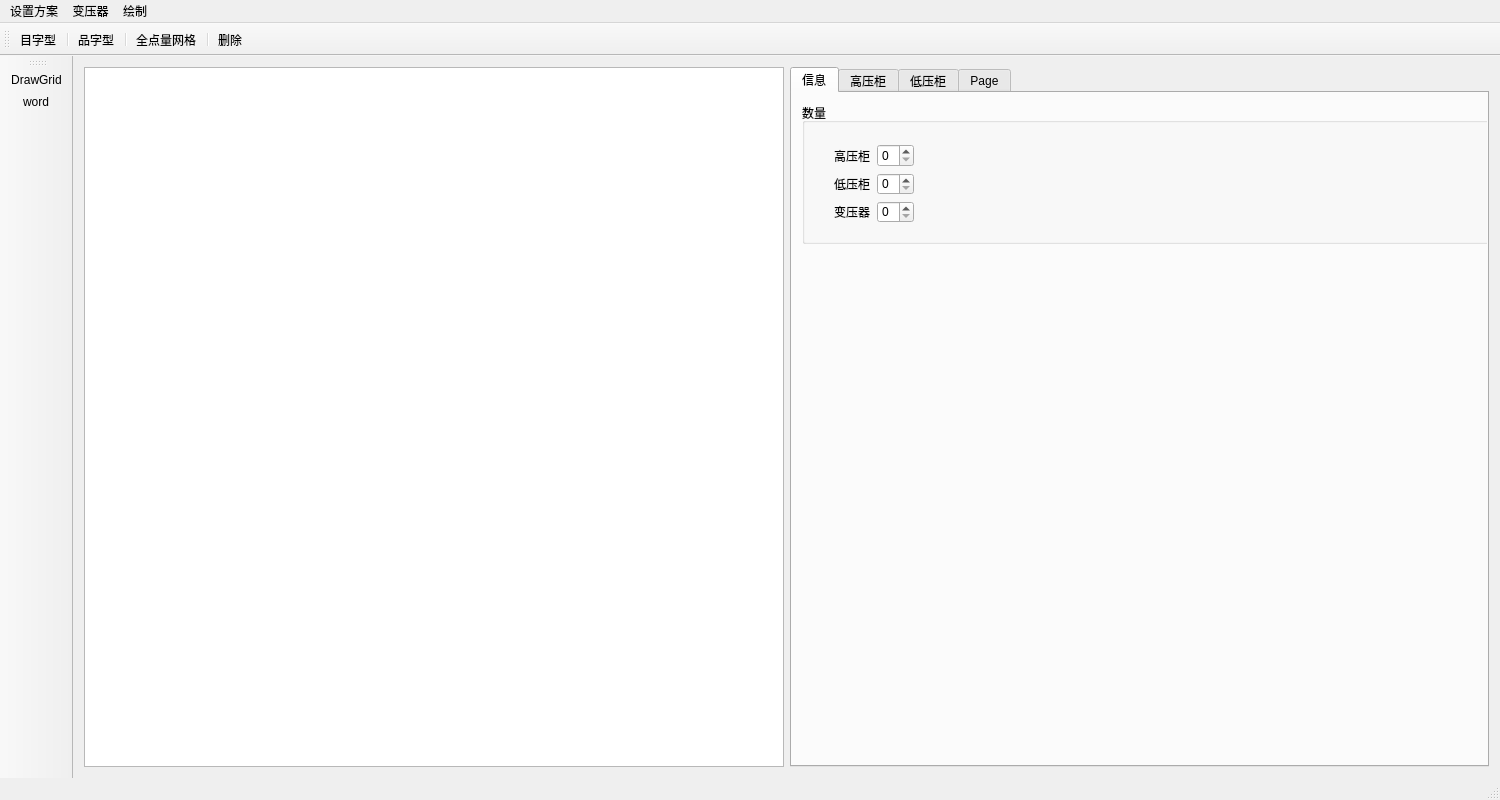
This is mainwindow.ui in mengtianwxs/cxbs as Qt 5 draws it before an edit. The edited form follows.
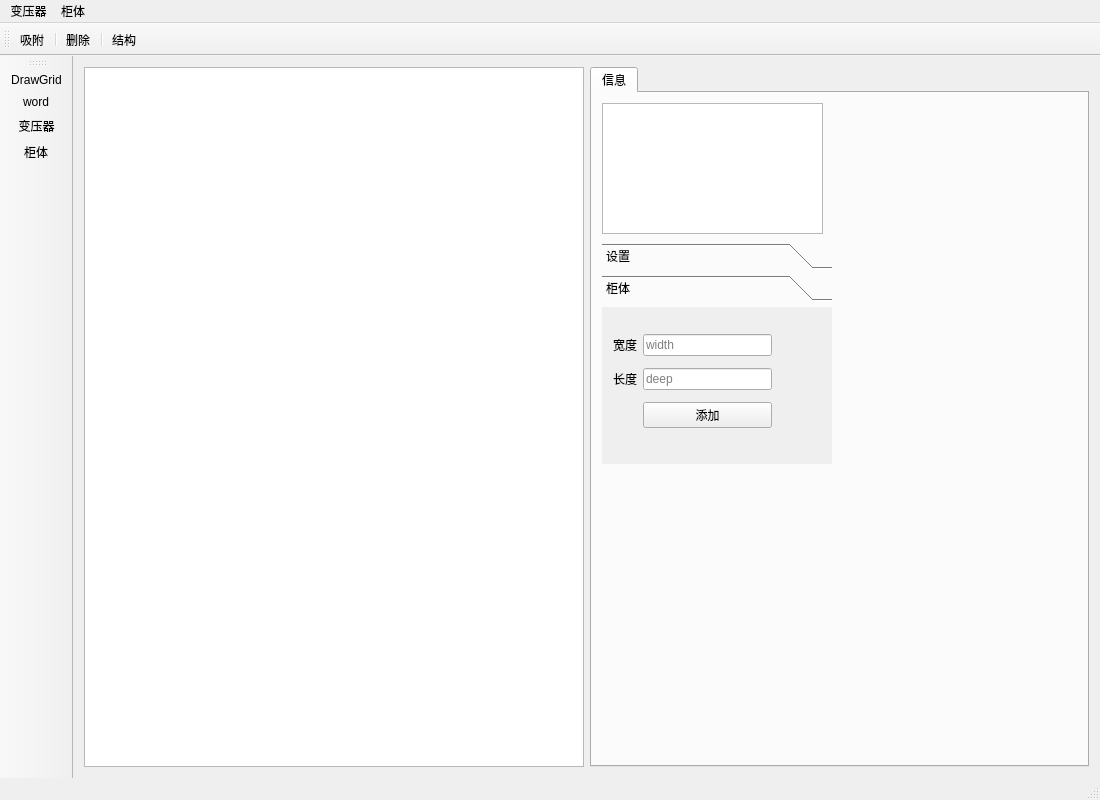
This is the edited form. The open tabs and pages were chosen to show the change. Icons and pictures are not drawn. Custom widgets are drawn as their Qt base class.

Patch:
```diff
--- a/mainwindow.ui
+++ b/mainwindow.ui
@@ -6,7 +6,7 @@
    <rect>
     <x>0</x>
     <y>0</y>
-    <width>1500</width>
+    <width>1100</width>
     <height>800</height>
    </rect>
   </property>
@@ -21,89 +21,148 @@
     <item>
      <widget class="QTabWidget" name="tabWidget">
       <property name="currentIndex">
-       <number>3</number>
+       <number>0</number>
       </property>
       <widget class="QWidget" name="tab">
        <attribute name="title">
         <string>信息</string>
        </attribute>
-       <widget class="QGroupBox" name="groupBox">
+       <widget class="QToolBox" name="toolBox">
+        <property name="geometry">
+         <rect>
+          <x>10</x>
+          <y>150</y>
+          <width>230</width>
+          <height>221</height>
+         </rect>
+        </property>
+        <property name="currentIndex">
+         <number>0</number>
+        </property>
+        <widget class="QWidget" name="page">
+         <property name="geometry">
+          <rect>
+           <x>0</x>
+           <y>0</y>
+           <width>230</width>
+           <height>169</height>
+          </rect>
+         </property>
+         <attribute name="label">
+          <string>设置</string>
+         </attribute>
+         <widget class="QCheckBox" name="cb_shu">
+          <property name="geometry">
+           <rect>
+            <x>90</x>
+            <y>10</y>
+            <width>29</width>
+            <height>16</height>
+           </rect>
+          </property>
+          <property name="text">
+           <string>|</string>
+          </property>
+         </widget>
+         <widget class="QCheckBox" name="cb_heng">
+          <property name="geometry">
+           <rect>
+            <x>55</x>
+            <y>10</y>
+            <width>29</width>
+            <height>16</height>
+           </rect>
+          </property>
+          <property name="text">
+           <string>-</string>
+          </property>
+         </widget>
+         <widget class="QLabel" name="label_2">
+          <property name="geometry">
+           <rect>
+            <x>1</x>
+            <y>10</y>
+            <width>48</width>
+            <height>16</height>
+           </rect>
+          </property>
+          <property name="text">
+           <string>优先级别</string>
+          </property>
+         </widget>
+        </widget>
+        <widget class="QWidget" name="page_2">
+         <property name="geometry">
+          <rect>
+           <x>0</x>
+           <y>0</y>
+           <width>230</width>
+           <height>169</height>
+          </rect>
+         </property>
+         <attribute name="label">
+          <string>柜体</string>
+         </attribute>
+         <widget class="QWidget" name="">
+          <property name="geometry">
+           <rect>
+            <x>0</x>
+            <y>10</y>
+            <width>181</width>
+            <height>131</height>
+           </rect>
+          </property>
+          <layout class="QGridLayout" name="gridLayout">
+           <item row="0" column="0">
+            <widget class="QLabel" name="label">
+             <property name="text">
+              <string>宽度</string>
+             </property>
+            </widget>
+           </item>
+           <item row="0" column="1">
+            <widget class="QLineEdit" name="lineEdit">
+             <property name="placeholderText">
+              <string>width</string>
+             </property>
+            </widget>
+           </item>
+           <item row="1" column="0">
+            <widget class="QLabel" name="label_3">
+             <property name="text">
+              <string>长度</string>
+             </property>
+            </widget>
+           </item>
+           <item row="1" column="1">
+            <widget class="QLineEdit" name="lineEdit_2">
+             <property name="placeholderText">
+              <string>deep</string>
+             </property>
+            </widget>
+           </item>
+           <item row="2" column="1">
+            <widget class="QPushButton" name="pushButton">
+             <property name="text">
+              <string>添加</string>
+             </property>
+            </widget>
+           </item>
+          </layout>
+         </widget>
+        </widget>
+       </widget>
+       <widget class="QTextEdit" name="textEdit">
         <property name="geometry">
          <rect>
           <x>10</x>
           <y>10</y>
-          <width>701</width>
-          <height>141</height>
+          <width>221</width>
+          <height>131</height>
          </rect>
         </property>
-        <property name="title">
-         <string>数量</string>
-        </property>
-        <property name="flat">
-         <bool>true</bool>
-        </property>
-        <property name="checkable">
-         <bool>false</bool>
-        </property>
-        <widget class="QWidget" name="layoutWidget">
-         <property name="geometry">
-          <rect>
-           <x>21</x>
-           <y>30</y>
-           <width>102</width>
-           <height>101</height>
-          </rect>
-         </property>
-         <layout class="QGridLayout" name="gridLayout">
-          <item row="0" column="0">
-           <widget class="QLabel" name="label">
-            <property name="text">
-             <string>高压柜</string>
-            </property>
-           </widget>
-          </item>
-          <item row="0" column="1">
-           <widget class="QSpinBox" name="spinBox"/>
-          </item>
-          <item row="1" column="0">
-           <widget class="QLabel" name="label_2">
-            <property name="text">
-             <string>低压柜</string>
-            </property>
-           </widget>
-          </item>
-          <item row="1" column="1">
-           <widget class="QSpinBox" name="spinBox_2"/>
-          </item>
-          <item row="2" column="0">
-           <widget class="QLabel" name="label_3">
-            <property name="text">
-             <string>变压器</string>
-            </property>
-           </widget>
-          </item>
-          <item row="2" column="1">
-           <widget class="QSpinBox" name="spinBox_3"/>
-          </item>
-         </layout>
-        </widget>
        </widget>
       </widget>
-      <widget class="QWidget" name="tab_2">
-       <attribute name="title">
-        <string>高压柜</string>
-       </attribute>
-      </widget>
-      <widget class="QWidget" name="tab_3">
-       <attribute name="title">
-        <string>低压柜</string>
-       </attribute>
-      </widget>
-      <widget class="QWidget" name="tab_4">
-       <attribute name="title">
-        <string>Page</string>
-       </attribute>
-      </widget>
      </widget>
     </item>
    </layout>
@@ -113,18 +172,10 @@
     <rect>
      <x>0</x>
      <y>0</y>
-     <width>1500</width>
-     <height>25</height>
+     <width>1100</width>
+     <height>23</height>
     </rect>
    </property>
-   <widget class="QMenu" name="menu">
-    <property name="title">
-     <string>设置方案</string>
-    </property>
-    <addaction name="separator"/>
-    <addaction name="action_pin"/>
-    <addaction name="action_mu"/>
-   </widget>
    <widget class="QMenu" name="menu_2">
     <property name="title">
      <string>变压器</string>
@@ -149,21 +200,15 @@
     <addaction name="actionS11_2000"/>
     <addaction name="actionS11_2500"/>
    </widget>
-   <widget class="QMenu" name="menu_5">
+   <widget class="QMenu" name="menu_3">
     <property name="title">
-     <string>绘制</string>
+     <string>柜体</string>
     </property>
-    <addaction name="action_caohuimenu"/>
-    <addaction name="separator"/>
-    <addaction name="actionborder"/>
-    <addaction name="separator"/>
-    <addaction name="action"/>
-    <addaction name="action90"/>
-    <addaction name="action90_2"/>
+    <addaction name="action750_900"/>
+    <addaction name="action900_1000"/>
    </widget>
-   <addaction name="menu"/>
    <addaction name="menu_2"/>
-   <addaction name="menu_5"/>
+   <addaction name="menu_3"/>
   </widget>
   <widget class="QToolBar" name="mainToolBar">
    <property name="toolButtonStyle">
@@ -175,13 +220,11 @@
    <attribute name="toolBarBreak">
     <bool>false</bool>
    </attribute>
-   <addaction name="actionsMuZiXing"/>
-   <addaction name="separator"/>
-   <addaction name="actionPinZiXing"/>
-   <addaction name="separator"/>
    <addaction name="actionXiFuGrid"/>
    <addaction name="separator"/>
    <addaction name="actionDeleteItem"/>
+   <addaction name="separator"/>
+   <addaction name="action_jiegou"/>
   </widget>
   <widget class="QStatusBar" name="statusBar"/>
   <widget class="QToolBar" name="toolBar">
@@ -199,26 +242,9 @@
    </attribute>
    <addaction name="actionDrawGrid"/>
    <addaction name="actionword"/>
+   <addaction name="actionbianyaqi"/>
+   <addaction name="actionguiti"/>
   </widget>
-  <action name="action_pin">
-   <property name="checkable">
-    <bool>true</bool>
-   </property>
-   <property name="text">
-    <string>品字型</string>
-   </property>
-   <property name="toolTip">
-    <string>品字型</string>
-   </property>
-  </action>
-  <action name="action_mu">
-   <property name="checkable">
-    <bool>true</bool>
-   </property>
-   <property name="text">
-    <string>目字型</string>
-   </property>
-  </action>
   <action name="actionS11_30">
    <property name="checkable">
     <bool>true</bool>
@@ -371,21 +397,12 @@
     <string>S11-2500</string>
    </property>
   </action>
-  <action name="action_caohuimenu">
+  <action name="action_jiegou">
    <property name="text">
-    <string>草绘</string>
-   </property>
-  </action>
-  <action name="actionsMuZiXing">
-   <property name="icon">
-    <iconset>
-     <normaloff>:/imgs/imgs/chinese_new_year_128px_1224284_easyicon.net.ico</normaloff>:/imgs/imgs/chinese_new_year_128px_1224284_easyicon.net.ico</iconset>
-   </property>
-   <property name="text">
-    <string>目字型</string>
+    <string>结构</string>
    </property>
    <property name="toolTip">
-    <string>目字型</string>
+    <string>结构</string>
    </property>
   </action>
   <action name="actionDrawGrid">
@@ -400,39 +417,11 @@
     <string>网格</string>
    </property>
   </action>
-  <action name="actionborder">
-   <property name="text">
-    <string>边框</string>
-   </property>
-  </action>
-  <action name="action">
-   <property name="text">
-    <string>缩放</string>
-   </property>
-  </action>
-  <action name="action90">
-   <property name="text">
-    <string>90 -</string>
-   </property>
-  </action>
-  <action name="action90_2">
-   <property name="text">
-    <string>90 +</string>
-   </property>
-  </action>
-  <action name="actionPinZiXing">
-   <property name="text">
-    <string>品字型</string>
-   </property>
-   <property name="toolTip">
-    <string>品字型</string>
-   </property>
-  </action>
   <action name="actionword">
    <property name="icon">
-    <iconset>
-     <normalon>:/imgs/imgs/T.png</normalon>
-    </iconset>
+    <iconset resource="asset.qrc">
+     <normaloff>:/imgs/imgs/t1.png</normaloff>
+     <normalon>:/imgs/imgs/T.png</normalon>:/imgs/imgs/t1.png</iconset>
    </property>
    <property name="text">
     <string>word</string>
@@ -442,8 +431,11 @@
    </property>
   </action>
   <action name="actionXiFuGrid">
+   <property name="checkable">
+    <bool>true</bool>
+   </property>
    <property name="text">
-    <string>全点量网格</string>
+    <string>吸附</string>
    </property>
    <property name="toolTip">
     <string>吸附</string>
@@ -457,6 +449,45 @@
     <string>删除</string>
    </property>
   </action>
+  <action name="actionbianyaqi">
+   <property name="icon">
+    <iconset>
+     <normalon>:/imgs/imgs/b.png</normalon>
+    </iconset>
+   </property>
+   <property name="text">
+    <string>变压器</string>
+   </property>
+   <property name="toolTip">
+    <string>变压器</string>
+   </property>
+  </action>
+  <action name="actionguiti">
+   <property name="icon">
+    <iconset>
+     <normalon>:/imgs/imgs/g.png</normalon>
+    </iconset>
+   </property>
+   <property name="text">
+    <string>柜体</string>
+   </property>
+   <property name="toolTip">
+    <string>柜体</string>
+   </property>
+  </action>
+  <action name="action750_900">
+   <property name="text">
+    <string>750*900</string>
+   </property>
+   <property name="toolTip">
+    <string>750*900</string>
+   </property>
+  </action>
+  <action name="action900_1000">
+   <property name="text">
+    <string>900*1000</string>
+   </property>
+  </action>
  </widget>
  <layoutdefault spacing="6" margin="11"/>
  <customwidgets>
```
